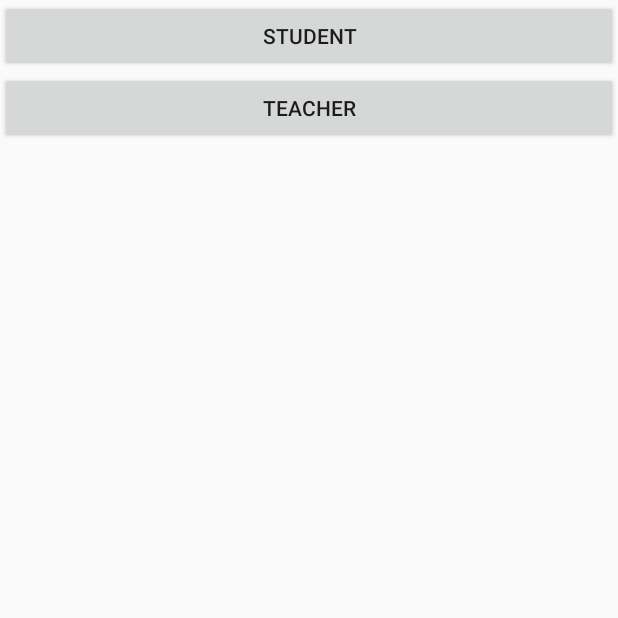
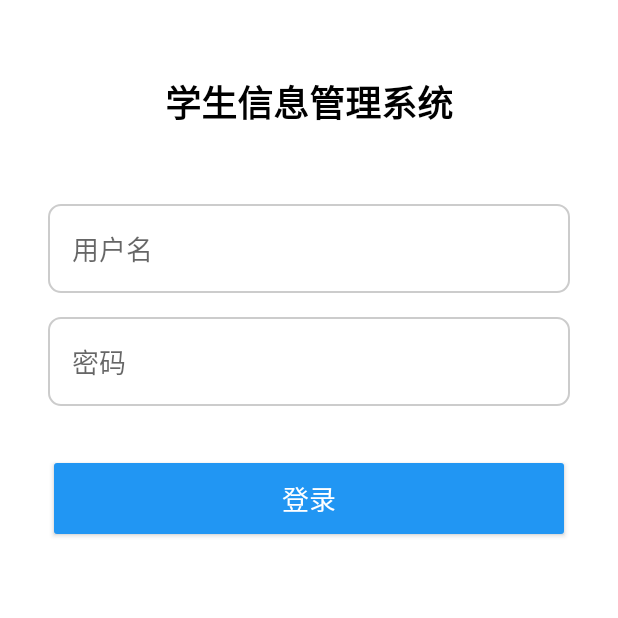
Before and after one commit to cf2204/StudentInformationManagementSystem, an Android app: the screen it shows after launch (LoginActivity), on a phone screen of 412 x 824 dp, the top half of it. Run offline under Robolectric (Android 15) with nearby library versions, the phone set to English and light mode, and no system bars.

Commit message:
2025_3_2 chenfeng 完成登录界面、登录逻辑

```diff
--- a/app/src/main/java/com/example/studentinformationmanagementsystem/activity/LoginActivity.java
+++ b/app/src/main/java/com/example/studentinformationmanagementsystem/activity/LoginActivity.java
@@ -4,6 +4,7 @@ import android.content.Intent;
 import android.os.Bundle;
 import android.view.View;
 import android.widget.Button;
+import android.widget.EditText;
 import android.widget.Toast;
 
 import androidx.activity.EdgeToEdge;
@@ -16,48 +17,94 @@ import com.example.studentinformationmanagementsystem.R;
 import com.example.studentinformationmanagementsystem.dao.*;
 import com.example.studentinformationmanagementsystem.entity.*;
 
-public class LoginActivity extends AppCompatActivity implements View.OnClickListener {
+public class LoginActivity extends AppCompatActivity{
+    private EditText usernameEditText;
+    private EditText passwordEditText;
+    private Button loginButton;
+    private UserDAO userDAO;
 
     @Override
     protected void onCreate(Bundle savedInstanceState) {
         super.onCreate(savedInstanceState);
         EdgeToEdge.enable(this);
         setContentView(R.layout.activity_login);
-        ViewCompat.setOnApplyWindowInsetsListener(findViewById(R.id.login), (v, insets) -> {
+        ViewCompat.setOnApplyWindowInsetsListener(findViewById(R.id.main), (v, insets) -> {
             Insets systemBars = insets.getInsets(WindowInsetsCompat.Type.systemBars());
             v.setPadding(systemBars.left, systemBars.top, systemBars.right, systemBars.bottom);
             return insets;
         });
-        // 找到布局文件中的按钮
-        Button loginButton = findViewById(R.id.button); // 登录按钮
-        Button registerButton = findViewById(R.id.button2); // 注册按钮
-
-        // 设置登录按钮的点击监听器
-        loginButton.setOnClickListener(this);
-        registerButton.setOnClickListener(this);
+        initData();
+        initView();
     }
 
-    @Override
-    public void onClick(View view) {
-        int id = view.getId();
-        if(id == R.id.button){
+    /**
+     * 初始化数据
+     */
+    void initData(){
+        userDAO = new UserDAO(this);
+//        userDAO.open();
+//        userDAO.insertUser("S22040001","123456","student");
+//        userDAO.insertUser("T22040001","123456","teacher");
+//        userDAO.close();
+    }
+
+    /**
+     * 初始化视图
+     */
+    void initView(){
+        // 初始化视图
+        usernameEditText = findViewById(R.id.usernameEditText);
+        passwordEditText = findViewById(R.id.passwordEditText);
+        loginButton = findViewById(R.id.loginButton);
+        // 设置登录按钮点击事件
+        loginButton.setOnClickListener(v -> {
+            String username = usernameEditText.getText().toString();
+            String password = passwordEditText.getText().toString();
+            // 简单的输入验证
+            if (username.isEmpty() || password.isEmpty()) {
+                Toast.makeText(LoginActivity.this, "用户名和密码不能为空", Toast.LENGTH_SHORT).show();
+            } else {
+                login(username,password);
+            }
+        });
+    }
+
+    /**
+     * 登录方法
+     * @param username 用户名
+     * @param password 密码
+     */
+    public void login(String username, String password) {
+        userDAO.open();
+        String role = userDAO.login(username,password);
+        long id = userDAO.getUserIdByPassword(username,password);
+        if(role != null){
+            if(role.equals("student")){
                 // 登录学生
                 // 创建 Intent，指定从 LoginActivity 跳转到 StudentActivity
                 Intent intent = new Intent(LoginActivity.this, StudentMainActivity.class);
                 // 传递学生id
-            intent.putExtra("student_id", 0);
+                intent.putExtra("student_id", id);
+                // 提示登录成功
+                Toast.makeText(LoginActivity.this, "登录成功", Toast.LENGTH_SHORT).show();
                 // 启动 Activity
                 startActivity(intent);
-        }
-        if(id == R.id.button2){
+                finish();
+            }else if(role.equals("teacher")){
                 //登录老师
                 // 创建 Intent，指定从 LoginActivity 跳转到 StudentActivity
                 Intent intent = new Intent(LoginActivity.this, StudentMainActivity.class);
-            // 传递学生id
-            intent.putExtra("student_id", 0);
+                // 传递老师id
+                intent.putExtra("teacher_id", id);
+                // 提示登录成功
+                Toast.makeText(LoginActivity.this, "登录成功", Toast.LENGTH_SHORT).show();
                 // 启动 Activity
                 startActivity(intent);
-        }
                 finish();
             }
+        }else{
+            // 提示登录失败
+            Toast.makeText(LoginActivity.this, "账号或密码错误", Toast.LENGTH_SHORT).show();
         }
+    }
+}
--- /dev/null
+++ b/app/src/main/res/drawable/edittext_background.xml
@@ -0,0 +1,5 @@
+<shape xmlns:android="http://schemas.android.com/apk/res/android">
+    <solid android:color="@android:color/transparent" />
+    <corners android:radius="8dp" />
+    <stroke android:width="1dp" android:color="@color/gray" />
+</shape>
--- a/app/src/main/res/layout/activity_login.xml
+++ b/app/src/main/res/layout/activity_login.xml
@@ -1,38 +1,75 @@
 <?xml version="1.0" encoding="utf-8"?>
-<LinearLayout xmlns:android="http://schemas.android.com/apk/res/android"
+<androidx.constraintlayout.widget.ConstraintLayout xmlns:android="http://schemas.android.com/apk/res/android"
+    xmlns:app="http://schemas.android.com/apk/res-auto"
     xmlns:tools="http://schemas.android.com/tools"
-    android:id="@+id/login"
     android:layout_width="match_parent"
     android:layout_height="match_parent"
-    tools:context=".activity.LoginActivity"
-    android:orientation="vertical">
+    android:id="@+id/main"
+    android:background="@color/white"
+    tools:context=".activity.LoginActivity">
 
-    <LinearLayout
-        android:layout_width="match_parent"
+    <!-- 标题 -->
+    <TextView
+        android:id="@+id/titleTextView"
+        android:layout_width="wrap_content"
         android:layout_height="wrap_content"
-        android:orientation="horizontal">
-        <Button
-            android:id="@+id/button"
-            android:layout_width="match_parent"
-            android:layout_height="wrap_content"
-            android:text="Student">
-        </Button>
-    </LinearLayout>
-    <LinearLayout
-        android:layout_width="match_parent"
+        android:text="@string/loginActivityTitle"
+        android:textSize="24sp"
+        android:textColor="@color/black"
+        android:textStyle="bold"
+        app:layout_constraintTop_toTopOf="parent"
+        app:layout_constraintStart_toStartOf="parent"
+        app:layout_constraintEnd_toEndOf="parent"
+        android:layout_marginTop="50dp" />
+
+    <!-- 用户名输入框 -->
+    <EditText
+        android:id="@+id/usernameEditText"
+        android:layout_width="0dp"
         android:layout_height="wrap_content"
-        android:orientation="horizontal">
-        <Button
-            android:id="@+id/button2"
-            android:layout_width="match_parent"
-            android:layout_height="wrap_content"
-            android:text="Teacher">
-        </Button>
-    </LinearLayout>
+        android:layout_marginStart="32dp"
+        android:layout_marginEnd="32dp"
+        android:layout_marginTop="50dp"
+        android:hint="@string/suerNameSign"
+        android:inputType="text"
+        android:padding="16dp"
+        android:background="@drawable/edittext_background"
+        app:layout_constraintTop_toBottomOf="@id/titleTextView"
+        app:layout_constraintStart_toStartOf="parent"
+        app:layout_constraintEnd_toEndOf="parent" />
 
+    <!-- 密码输入框 -->
+    <EditText
+        android:id="@+id/passwordEditText"
+        android:layout_width="0dp"
+        android:layout_height="wrap_content"
+        android:layout_marginStart="32dp"
+        android:layout_marginEnd="32dp"
+        android:layout_marginTop="16dp"
+        android:hint="@string/passwordSign"
+        android:inputType="textPassword"
+        android:padding="16dp"
+        android:background="@drawable/edittext_background"
+        app:layout_constraintTop_toBottomOf="@id/usernameEditText"
+        app:layout_constraintStart_toStartOf="parent"
+        app:layout_constraintEnd_toEndOf="parent" />
 
+    <!-- 登录按钮 -->
+    <Button
+        android:id="@+id/loginButton"
+        android:layout_width="0dp"
+        android:layout_height="wrap_content"
+        android:layout_marginStart="32dp"
+        android:layout_marginEnd="32dp"
+        android:layout_marginTop="32dp"
+        android:text="@string/loginSign"
+        android:textColor="@color/white"
+        android:backgroundTint="@color/blue"
+        android:padding="16dp"
+        android:textAllCaps="false"
+        android:textSize="18sp"
+        app:layout_constraintTop_toBottomOf="@id/passwordEditText"
+        app:layout_constraintStart_toStartOf="parent"
+        app:layout_constraintEnd_toEndOf="parent" />
 
-
-
-
-</LinearLayout>
+</androidx.constraintlayout.widget.ConstraintLayout>
--- a/app/src/main/res/values/colors.xml
+++ b/app/src/main/res/values/colors.xml
@@ -7,4 +7,6 @@
     <color name="teal_700">#FF018786</color>
     <color name="black">#FF000000</color>
     <color name="white">#FFFFFFFF</color>
+    <color name="blue">#2196F3</color>
+    <color name="gray">#CCCCCC</color>
 </resources>
--- a/app/src/main/res/values/strings.xml
+++ b/app/src/main/res/values/strings.xml
@@ -1,3 +1,7 @@
 <resources>
     <string name="app_name">Student Information Management System</string>
+    <string name="loginSign">登录</string>
+    <string name="passwordSign">密码</string>
+    <string name="suerNameSign">用户名</string>
+    <string name="loginActivityTitle">学生信息管理系统</string>
 </resources>
```
Also changed, not shown: app/src/main/java/com/example/studentinformationmanagementsystem/dao/UserDAO.java (+100 -1 lines). Lines whose indentation alone changed are shown as unchanged.
